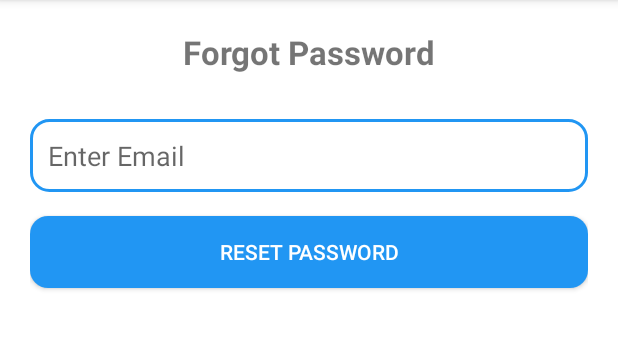
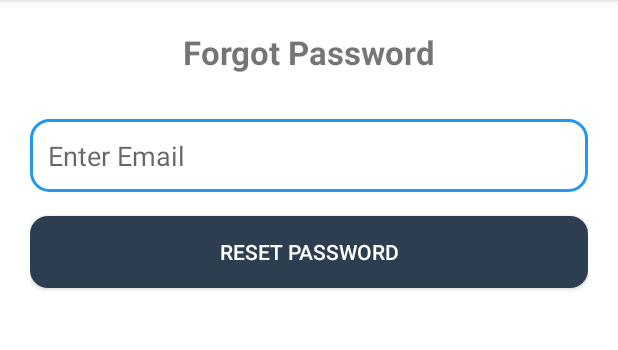
Before and after one commit to Intership-Project/Android-Frontend, an Android app: the ForgotPasswordActivity screen opened directly, with no data from a screen before it, on a phone screen of 412 x 824 dp, the part 84-434 px from its top. Run offline under Robolectric (Android 15) with nearby library versions, the phone set to English and light mode, and no system bars.

Commit message:
Ui changed

```diff
--- a/app/src/main/res/drawable/rounded_button.xml
+++ b/app/src/main/res/drawable/rounded_button.xml
@@ -4,7 +4,7 @@
     <!-- Pressed state -->
     <item android:state_pressed="true">
         <shape android:shape="rectangle">
-            <solid android:color="#1976D2"/> <!-- Darker blue on press -->
+            <solid android:color="#2C3E50"/> <!-- Darker blue on press -->
             <corners android:radius="12dp"/>
         </shape>
     </item>
@@ -12,7 +12,7 @@
     <!-- Default state -->
     <item>
         <shape android:shape="rectangle">
-            <solid android:color="#2196F3"/> <!-- Normal blue -->
+            <solid android:color="#2C3E50"/> <!-- Normal blue -->
             <corners android:radius="12dp"/>
         </shape>
     </item>
```
